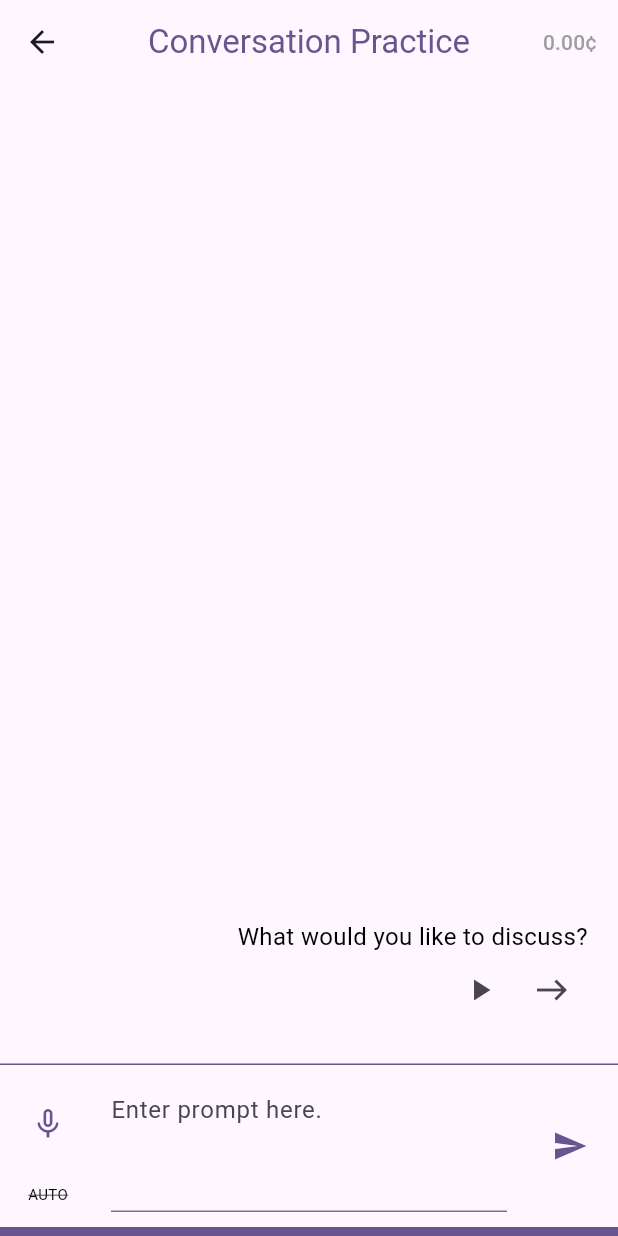
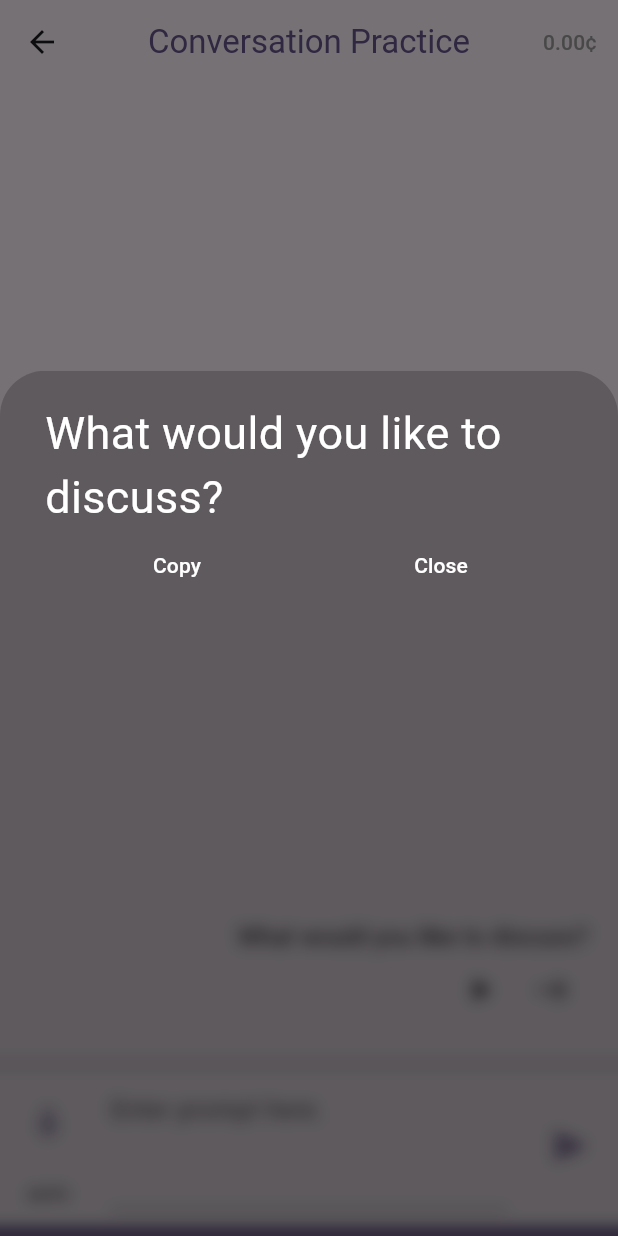
Before and after one commit to martvanburen/aiyu, a Flutter app: the LanguagePracticePage screen opened directly, after a tap on the "east" icon, on a phone screen of 412 x 824 dp. Run offline on Flutter 3.47's test engine with Material 2 defaults, Android fonts, the phone set to English and light mode, and no system bars; our stand-ins replace flutter_dotenv, just_audio, shared_preferences, speech_to_text; missing offline and left inert: aws_polly, flutter_shortcuts; accounts and stored records are empty; generated files the repository leaves out were written again.

Commit message:
Implement basic word selection widget.

```diff
--- a/lib/pages/conversation_page.dart
+++ b/lib/pages/conversation_page.dart
@@ -2,6 +2,7 @@ import "package:ai_yu/data_structures/global_state/preferences_model.dart";
 import "package:ai_yu/data_structures/global_state/wallet_model.dart";
 import "package:ai_yu/data_structures/gpt_message.dart";
 import "package:ai_yu/data_structures/gpt_mode.dart";
+import "package:ai_yu/pages/selection_page.dart";
 import "package:ai_yu/utils/aws_polly_service.dart";
 import "package:ai_yu/utils/gpt_api.dart";
 import "package:ai_yu/utils/mission_decider.dart";
@@ -139,7 +140,7 @@ class _LanguagePracticePageState extends State<LanguagePracticePage> {
     audioUrlFuture.then((value) => _speak(gptMessage));
   }
 
-  void _onMessageAudioButtonTapped(GPTMessage message) {
+  void _onMessageAudioButtonTapped(GPTMessage message) async {
     if (message == _currentlySpeakingMessage) {
       _stopSpeaking();
     } else {
@@ -147,8 +148,14 @@ class _LanguagePracticePageState extends State<LanguagePracticePage> {
     }
   }
 
-  void _onMessageArrowButtonTapped(GPTMessage message) {
-    // TODO(mart): Implement.
+  Future<void> _onMessageArrowButtonTapped(
+      GPTMessageContent messageContent) async {
+    showModalBottomSheet(
+      context: context,
+      isScrollControlled: true,
+      backgroundColor: Colors.transparent,
+      builder: (context) => SelectionPage(body: messageContent.body),
+    );
   }
 
   void _prepareAndSpeakIntroMessage() async {
--- /dev/null
+++ b/lib/pages/selection_page.dart
@@ -0,0 +1,72 @@
+import "dart:ui";
+
+import "package:ai_yu/widgets/selection_page/word_selectable_text_widget.dart";
+import "package:flutter/material.dart";
+import "package:flutter/services.dart";
+
+class SelectionPage extends StatefulWidget {
+  final String body;
+
+  const SelectionPage({Key? key, required this.body}) : super(key: key);
+
+  @override
+  State<SelectionPage> createState() => _SelectionPageState();
+}
+
+class _SelectionPageState extends State<SelectionPage> {
+  String _selectedText = "";
+
+  void _onSelectedTextChanged(String text) {
+    setState(() {
+      _selectedText = text;
+    });
+  }
+
+  @override
+  Widget build(BuildContext context) {
+    return ClipRRect(
+      borderRadius: const BorderRadius.only(
+        topLeft: Radius.circular(30),
+        topRight: Radius.circular(30),
+      ),
+      child: BackdropFilter(
+        filter: ImageFilter.blur(sigmaX: 5, sigmaY: 5),
+        child: Container(
+          height: MediaQuery.of(context).size.height * 0.7,
+          padding: const EdgeInsets.symmetric(horizontal: 30, vertical: 20),
+          color: Colors.black.withOpacity(0.2),
+          child: Column(
+            children: [
+              WordSelectableTextWidget(
+                body: widget.body,
+                onSelectionChanged: _onSelectedTextChanged,
+              ),
+              Row(
+                children: [
+                  Expanded(
+                    child: TextButton(
+                      onPressed: () {
+                        Clipboard.setData(ClipboardData(text: _selectedText));
+                      },
+                      child: const Text("Copy",
+                          style: TextStyle(color: Colors.white)),
+                    ),
+                  ),
+                  Expanded(
+                    child: TextButton(
+                      onPressed: () {
+                        Navigator.of(context).pop();
+                      },
+                      child: const Text("Close",
+                          style: TextStyle(color: Colors.white)),
+                    ),
+                  ),
+                ],
+              ),
+            ],
+          ),
+        ),
+      ),
+    );
+  }
+}
--- a/lib/widgets/language_practice_page/conversation_display_widget.dart
+++ b/lib/widgets/language_practice_page/conversation_display_widget.dart
@@ -4,7 +4,7 @@ import 'package:flutter/material.dart';
 class ConversationDisplayWidget extends StatelessWidget {
   final List<GPTMessage> conversation;
   final Function(GPTMessage) onMessageAudioButtonTapped;
-  final Function(GPTMessage) onMessageArrowButtonTapped;
+  final Function(GPTMessageContent) onMessageArrowButtonTapped;
   final GPTMessage? currentlySpeakingMessage;
 
   const ConversationDisplayWidget({
@@ -60,7 +60,7 @@ class ConversationDisplayWidget extends StatelessWidget {
                           style: TextStyle(
                             color: theme.primaryColor,
                             fontSize: 16,
-                            fontWeight: FontWeight.normal,
+                            fontWeight: FontWeight.bold,
                           )),
                     );
                   } else {
@@ -99,7 +99,7 @@ class ConversationDisplayWidget extends StatelessWidget {
                                 const EdgeInsets.only(top: 20.0, left: 15.0),
                             child: GestureDetector(
                               onTap: () {
-                                onMessageArrowButtonTapped(msg);
+                                onMessageArrowButtonTapped(content);
                               },
                               child: Text(content.body,
                                   textAlign: TextAlign.right,
@@ -127,7 +127,7 @@ class ConversationDisplayWidget extends StatelessWidget {
                             IconButton(
                               icon: const Icon(Icons.east),
                               onPressed: () {
-                                onMessageArrowButtonTapped(msg);
+                                onMessageArrowButtonTapped(content);
                               },
                             ),
                           ],
--- /dev/null
+++ b/lib/widgets/selection_page/word_selectable_text_widget.dart
@@ -0,0 +1,93 @@
+import 'package:flutter/gestures.dart';
+import 'package:flutter/material.dart';
+
+class WordSelectableTextWidget extends StatefulWidget {
+  final String body;
+  final Function(String) onSelectionChanged;
+
+  const WordSelectableTextWidget(
+      {Key? key, required this.body, required this.onSelectionChanged})
+      : super(key: key);
+
+  @override
+  State<WordSelectableTextWidget> createState() =>
+      _WordSelectableTextWidgetState();
+}
+
+class _WordSelectableTextWidgetState extends State<WordSelectableTextWidget> {
+  int startIndex = -1;
+  int endIndex = -1;
+  String selectedText = "";
+
+  @override
+  void initState() {
+    super.initState();
+  }
+
+  void _selectSurroundingWord(int index) {
+    int left = index;
+    int right = index;
+
+    while (left > 0 && widget.body[left] != " ") {
+      left--;
+    }
+
+    while (right < widget.body.length && widget.body[right] != " ") {
+      right++;
+    }
+
+    // If the character is in Chinese or Japanese (languages which don't have
+    // spaces), assume the user wants to just select a two-character word (a
+    // fairly reasonable assumption).
+    final pattern = RegExp(r'[\u4e00-\u9fa5\u3040-\u30ff]');
+    if (pattern.hasMatch(widget.body[index])) {
+      left = index;
+      right = index + 1;
+    }
+
+    setState(() {
+      startIndex = left;
+      endIndex = right;
+      selectedText = widget.body.substring(left, right);
+      widget.onSelectionChanged(selectedText);
+    });
+  }
+
+  @override
+  Widget build(BuildContext context) {
+    return SelectionArea(
+      contextMenuBuilder: null,
+      selectionControls: EmptyTextSelectionControls(),
+      onSelectionChanged: (value) => setState(() {
+        if (value != null) {
+          selectedText = value.plainText;
+          startIndex = widget.body.indexOf(selectedText);
+          endIndex = startIndex + selectedText.length;
+          widget.onSelectionChanged(selectedText);
+        }
+      }),
+      child: Text.rich(
+        TextSpan(
+            children: widget.body
+                .split("")
+                .asMap()
+                .map((i, t) => MapEntry(
+                      i,
+                      TextSpan(
+                          text: t,
+                          style: TextStyle(
+                            color: Colors.white,
+                            fontWeight: startIndex <= i && i < endIndex
+                                ? FontWeight.bold
+                                : null,
+                            fontSize: 30,
+                          ),
+                          recognizer: TapGestureRecognizer()
+                            ..onTap = () => _selectSurroundingWord(i)),
+                    ))
+                .values
+                .toList()),
+      ),
+    );
+  }
+}
```
